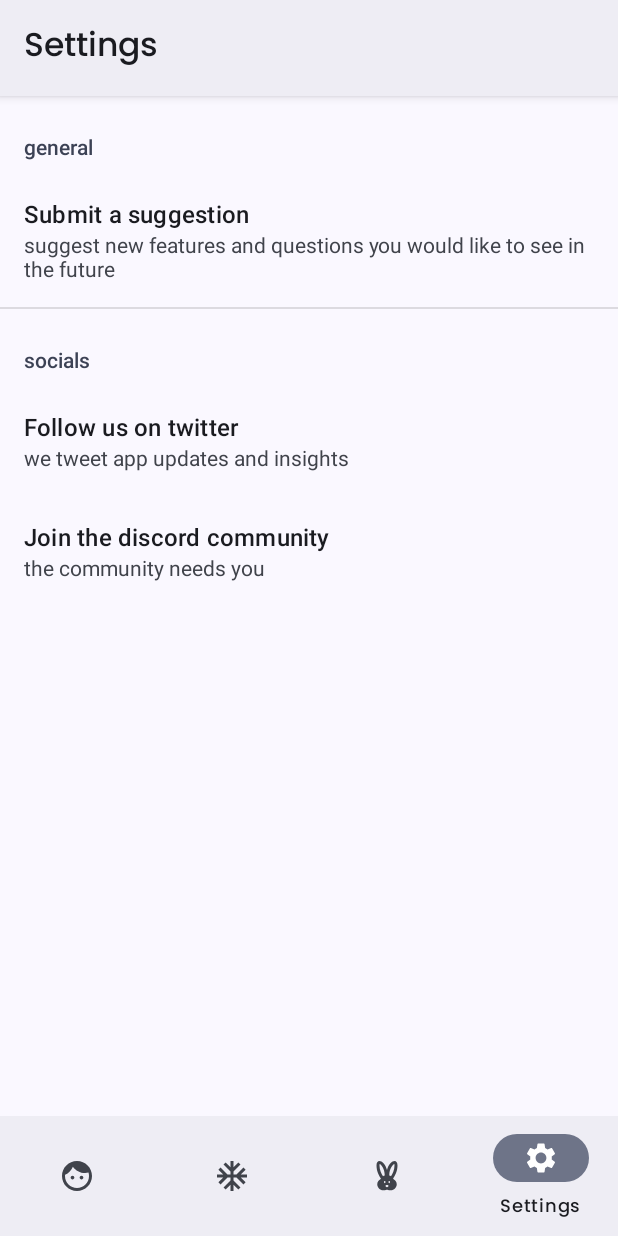
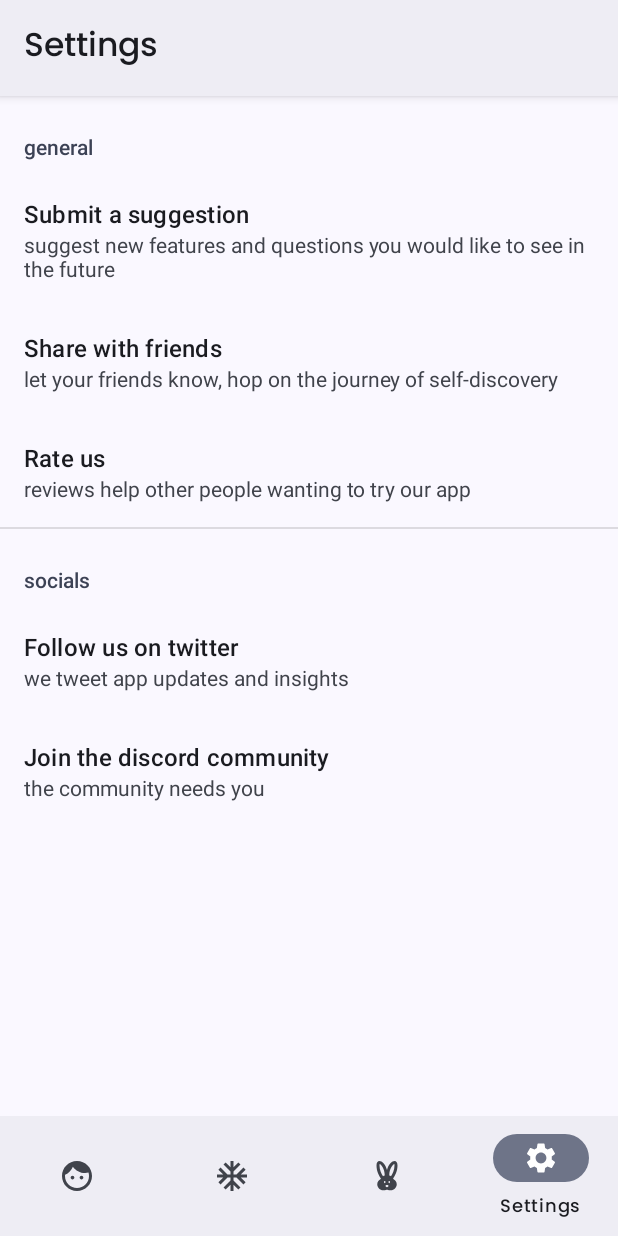
Before and after one commit to curioustale-app/android, an Android app: the SettingsFragment screen opened through its navigation route, on a phone screen of 412 x 824 dp. Run offline under Robolectric (Android 15) with nearby library versions, the phone set to English and light mode, and no system bars; our stand-ins replace Firebase (no records; nobody signed in at launch, a user with empty details on screens opened directly), androidx.preference, navigation-ui.

Commit message:
added share and rate call to action

```diff
--- a/app/src/main/java/app/curioustale/curioustale/config/Constants.java
+++ b/app/src/main/java/app/curioustale/curioustale/config/Constants.java
@@ -10,6 +10,7 @@ public class Constants {
 
     public static final String TWITTER_LINK = "https://twitter.com/curioustale_app";
     public static final String DISCORD_LINK = "https://discord.gg/xb5ecHMDkN";
+    public static final String APP_PLAYER_STORE_LINK = "https://play.google.com/store/apps/details?id=app.curioustale.curioustale";
 
     private Constants() {
         throw new IllegalStateException("Utility class");
--- a/app/src/main/java/app/curioustale/curioustale/ui/settings/SettingsFragment.java
+++ b/app/src/main/java/app/curioustale/curioustale/ui/settings/SettingsFragment.java
@@ -20,6 +20,8 @@ public class SettingsFragment extends PreferenceFragmentCompat {
         Preference twitterPreference = findPreference("twitter");
         Preference discordPreference = findPreference("discord");
         Preference suggestionPreference = findPreference("suggestion");
+        Preference sharePreference = findPreference("share");
+        Preference ratePreference = findPreference("rate");
 
         if (twitterPreference != null) {
             twitterPreference.setIntent(getIntentForUrl(Constants.TWITTER_LINK));
@@ -30,6 +32,21 @@ public class SettingsFragment extends PreferenceFragmentCompat {
         if (suggestionPreference != null) {
             suggestionPreference.setOnPreferenceClickListener(this::handleOnSuggestionClicked);
         }
+        if (ratePreference != null) {
+            ratePreference.setIntent(getIntentForUrl(Constants.APP_PLAYER_STORE_LINK));
+        }
+        if (sharePreference != null) {
+            sharePreference.setOnPreferenceClickListener(this::handleOnShareClicked);
+        }
+    }
+
+    private boolean handleOnShareClicked(Preference preference) {
+        String invitationMessage = getString(R.string.invitation_message);
+        Intent shareIntent = new Intent(Intent.ACTION_SEND);
+        shareIntent.setType("text/plain");
+        shareIntent.putExtra(Intent.EXTRA_TEXT, invitationMessage.concat(Constants.APP_PLAYER_STORE_LINK));
+        startActivity(Intent.createChooser(shareIntent, getString(R.string.invite_friends_text)));
+        return true;
     }
 
     private boolean handleOnSuggestionClicked(Preference preference) {
--- a/app/src/main/res/values/strings.xml
+++ b/app/src/main/res/values/strings.xml
@@ -40,4 +40,10 @@
     <string name="notification_subtitle">start your awesome story now</string>
     <string name="notification_category_desc">daily notifications</string>
     <string name="notification_channel">Daily Notifications</string>
+    <string name="share_pref_summary">let your friends know, hop on the journey of self-discovery</string>
+    <string name="share_pref_title">Share with friends</string>
+    <string name="rate_pref_summary">reviews help other people wanting to try our app</string>
+    <string name="rate_pref_title">Rate us</string>
+    <string name="invitation_message">Hi! Check out this fun app! \n</string>
+    <string name="invite_friends_text">Invite Friends</string>
 </resources>
--- a/app/src/main/res/xml/root_preferences.xml
+++ b/app/src/main/res/xml/root_preferences.xml
@@ -9,6 +9,18 @@
             app:key="suggestion"
             app:summary="@string/suggestion_summary"
             app:title="@string/suggest_text" />
+
+        <Preference
+            app:iconSpaceReserved="false"
+            app:key="share"
+            app:summary="@string/share_pref_summary"
+            app:title="@string/share_pref_title" />
+
+        <Preference
+            app:iconSpaceReserved="false"
+            app:key="rate"
+            app:summary="@string/rate_pref_summary"
+            app:title="@string/rate_pref_title" />
 
     </PreferenceCategory>
 
```
